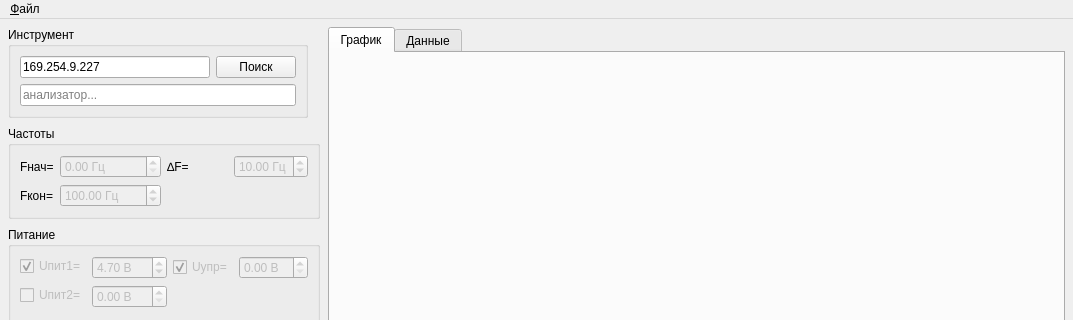
Before: the Qt Designer form mainwindow.ui in igrekus/vco_measure, drawn with Qt 5; both pictures show x 0 to 1073 and y 0 to 320 of the 1073 by 607 pixel window.
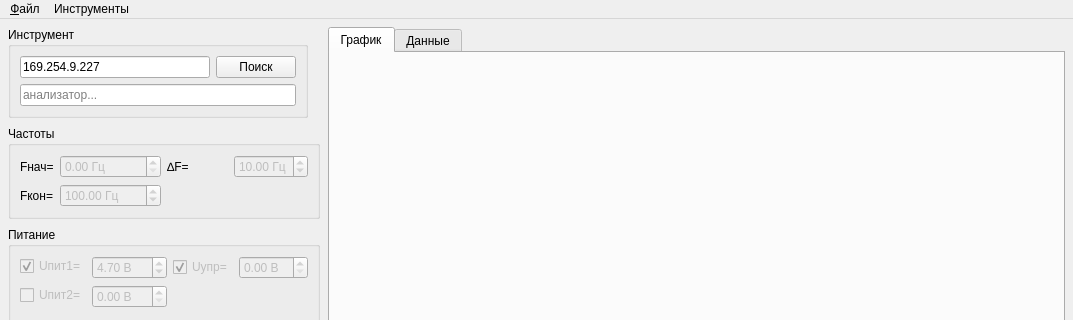
After: the same form once the commit is applied.

Commit message:
FEAT: add settings dialog
implement offset

```diff
--- a/mainwindow.ui
+++ b/mainwindow.ui
@@ -491,7 +491,14 @@
     </property>
     <addaction name="actExit"/>
    </widget>
+   <widget class="QMenu" name="menu_2">
+    <property name="title">
+     <string>Инструменты</string>
+    </property>
+    <addaction name="actSettings"/>
+   </widget>
    <addaction name="menu"/>
+   <addaction name="menu_2"/>
   </widget>
   <widget class="QStatusBar" name="statusbar"/>
   <action name="actExit">
```
Left out of the diff: 8 changed lines with no effect on the pictures. The commit also changes 2 other files.
